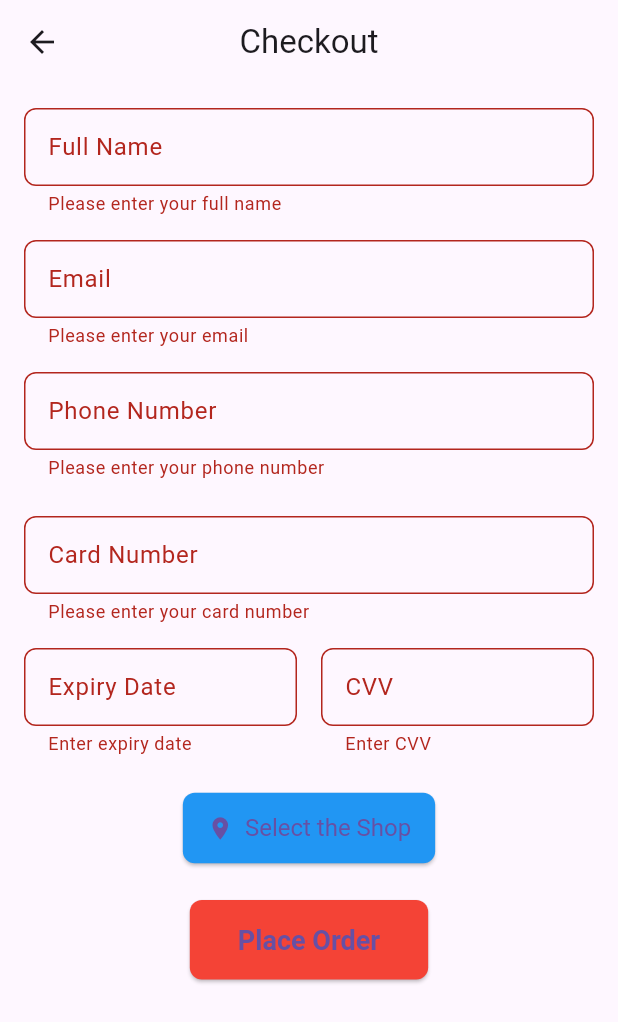
After one commit to Mohrimz/FinalMAD, a Flutter app: the CheckoutForm screen opened directly, after a tap on "Place Order", on a phone screen of 412 x 824 dp. The commit adds this screen. Shown: the top 1022 px of the screen. Run offline on Flutter 3.47's test engine with Material 3 defaults, Android fonts, the phone set to English and light mode, and no system bars; our stand-ins replace geocoding, geolocator; network calls fail.

Commit message:
Location

```diff
--- /dev/null
+++ b/lib/screens/checkout_form.dart
@@ -0,0 +1,427 @@
+// checkout_form.dart
+
+import 'package:flutter/material.dart';
+import 'package:geocoding/geocoding.dart';
+import 'package:geolocator/geolocator.dart';
+
+// Dummy welcome screen for redirection. Replace with your actual welcome screen.
+class WelcomeScreen extends StatelessWidget {
+  @override
+  Widget build(BuildContext context) {
+    return Scaffold(
+      // You can style this as needed.
+      appBar: AppBar(title: Text('Welcome')),
+      body: Center(
+        child: Text(
+          'Welcome!',
+          style: TextStyle(fontSize: 24, fontWeight: FontWeight.bold),
+        ),
+      ),
+    );
+  }
+}
+
+class CheckoutForm extends StatefulWidget {
+  @override
+  _CheckoutFormState createState() => _CheckoutFormState();
+}
+
+class _CheckoutFormState extends State<CheckoutForm> {
+  final _formKey = GlobalKey<FormState>();
+
+  // Controllers for form fields.
+  final TextEditingController _nameController    = TextEditingController();
+  final TextEditingController _emailController   = TextEditingController();
+  final TextEditingController _phoneController   = TextEditingController();
+  final TextEditingController _cardNumberController = TextEditingController();
+  final TextEditingController _expiryController  = TextEditingController();
+  final TextEditingController _cvvController     = TextEditingController();
+
+  // State variables for location info.
+  bool _isCalculating = false;
+  bool _locationInfoVisible = false;
+  List<Map<String, dynamic>> _locationDistances = [];
+  Position? _userPosition;
+  String? _userAddress;
+  Map<String, dynamic>? _selectedShop;
+
+  // Fixed shop locations.
+  final Map<String, dynamic> _locationA = {
+    'name': 'Best Trends (Kollupitiya) A',
+    'latitude': 6.875138,
+    'longitude': 79.877484,
+    'address': "WV5F+8H2, Gregory's Ave, Colombo 00700",
+  };
+
+  final Map<String, dynamic> _locationB = {
+    'name': 'Shop B',
+    'latitude': 6.912121,
+    'longitude': 79.880407,
+    'address': "VVX6+RXH, Philip Gunewardena Mawatha, Colombo 00700",
+  };
+
+  @override
+  void dispose() {
+    _nameController.dispose();
+    _emailController.dispose();
+    _phoneController.dispose();
+    _cardNumberController.dispose();
+    _expiryController.dispose();
+    _cvvController.dispose();
+    super.dispose();
+  }
+
+  /// Toggles the display of location info.
+  ///
+  /// If visible, it hides it; if hidden, it fetches the device's current location,
+  /// reverse-geocodes it, calculates distances to the shops, and then shows the info.
+  Future<void> _fetchLocationAndCalculateDistances() async {
+    if (_locationInfoVisible) {
+      setState(() {
+        _locationInfoVisible = false;
+        _userPosition = null;
+        _locationDistances = [];
+        _userAddress = null;
+        _selectedShop = null;
+      });
+      return;
+    }
+
+    setState(() {
+      _isCalculating = true;
+      _locationDistances = [];
+      _userAddress = null;
+      _selectedShop = null;
+    });
+
+    try {
+      // Request the device's current position.
+      Position position = await Geolocator.getCurrentPosition(
+        desiredAccuracy: LocationAccuracy.high,
+      );
+      _userPosition = position;
+
+      // Reverse geocode to get the formatted address.
+      List<Placemark> placemarks =
+          await placemarkFromCoordinates(position.latitude, position.longitude);
+      if (placemarks.isNotEmpty) {
+        Placemark place = placemarks.first;
+        _userAddress =
+            "${place.name ?? ''} ${place.street ?? ''}, ${place.locality ?? ''}, ${place.administrativeArea ?? ''} ${place.postalCode ?? ''}, ${place.country ?? ''}";
+      } else {
+        _userAddress = "Address not found";
+      }
+
+      // Calculate distances from the user's location to each shop.
+      double distanceA = Geolocator.distanceBetween(
+        position.latitude,
+        position.longitude,
+        _locationA['latitude'],
+        _locationA['longitude'],
+      );
+      double distanceB = Geolocator.distanceBetween(
+        position.latitude,
+        position.longitude,
+        _locationB['latitude'],
+        _locationB['longitude'],
+      );
+
+      // Build list of shop info.
+      List<Map<String, dynamic>> distances = [
+        {
+          'name': _locationA['name'],
+          'distance': distanceA,
+          'address': _locationA['address'],
+        },
+        {
+          'name': _locationB['name'],
+          'distance': distanceB,
+          'address': _locationB['address'],
+        },
+      ];
+      distances.sort((a, b) => a['distance'].compareTo(b['distance']));
+
+      setState(() {
+        _locationDistances = distances;
+        _locationInfoVisible = true;
+      });
+    } catch (e) {
+      ScaffoldMessenger.of(context).showSnackBar(
+        SnackBar(content: Text('Error retrieving location: ${e.toString()}')),
+      );
+    } finally {
+      setState(() {
+        _isCalculating = false;
+      });
+    }
+  }
+
+  void _placeOrder() {
+    if (_formKey.currentState!.validate()) {
+      if (_selectedShop == null) {
+        ScaffoldMessenger.of(context).showSnackBar(
+          SnackBar(content: Text('Please select a shop before placing the order.')),
+        );
+        return;
+      }
+      // Process the order here.
+      // Then, redirect to the WelcomeScreen.
+      Navigator.pushReplacement(
+        context,
+        MaterialPageRoute(builder: (context) => WelcomeScreen()),
+      );
+    }
+  }
+
+  /// Builds the shop selection buttons.
+  Widget _buildShopButtons() {
+    if (_locationDistances.isEmpty) return SizedBox.shrink();
+    return Column(
+      crossAxisAlignment: CrossAxisAlignment.stretch,
+      children: _locationDistances.map((shop) {
+        double distanceInKm = shop['distance'] / 1000;
+        bool isSelected = _selectedShop != null &&
+            _selectedShop!['name'] == shop['name'];
+        return Container(
+          margin: const EdgeInsets.symmetric(vertical: 4),
+          child: OutlinedButton(
+            style: OutlinedButton.styleFrom(
+              backgroundColor: isSelected ? Colors.lightBlueAccent : Colors.white,
+              side: BorderSide(
+                color: isSelected ? Colors.blue : Colors.grey,
+                width: 2,
+              ),
+              padding: EdgeInsets.symmetric(vertical: 12, horizontal: 8),
+            ),
+            onPressed: () {
+              setState(() {
+                _selectedShop = shop;
+              });
+            },
+            child: Column(
+              crossAxisAlignment: CrossAxisAlignment.start,
+              children: [
+                Text(
+                  "${shop['name']} - ${distanceInKm.toStringAsFixed(2)} km away",
+                  style: TextStyle(
+                    fontWeight: FontWeight.bold,
+                    color: isSelected ? Colors.white : Colors.black,
+                  ),
+                ),
+                SizedBox(height: 4),
+                Text(
+                  shop['address'],
+                  style: TextStyle(
+                    fontSize: 14,
+                    color: isSelected ? Colors.white : Colors.black87,
+                  ),
+                ),
+              ],
+            ),
+          ),
+        );
+      }).toList(),
+    );
+  }
+
+  /// Builds the card displaying the user's address and shop selection.
+  Widget _buildLocationInfo() {
+    if (!_locationInfoVisible) return SizedBox.shrink();
+    return Card(
+      margin: EdgeInsets.symmetric(vertical: 16),
+      elevation: 3,
+      shape: RoundedRectangleBorder(borderRadius: BorderRadius.circular(10)),
+      child: Padding(
+        padding: const EdgeInsets.all(16),
+        child: Column(
+          crossAxisAlignment: CrossAxisAlignment.start,
+          children: [
+            Text('Your Address:',
+                style: TextStyle(fontWeight: FontWeight.bold, fontSize: 16)),
+            SizedBox(height: 4),
+            Text(
+              _userAddress ?? 'Not available',
+              style: TextStyle(fontSize: 15),
+            ),
+            Divider(height: 24, thickness: 1),
+            Text('Select a Shop:',
+                style: TextStyle(fontWeight: FontWeight.bold, fontSize: 16)),
+            SizedBox(height: 4),
+            _buildShopButtons(),
+          ],
+        ),
+      ),
+    );
+  }
+
+  /// Builds a styled input field with common decoration.
+  Widget _buildInputField({
+    required String label,
+    required TextEditingController controller,
+    required String? Function(String?) validator,
+    TextInputType keyboardType = TextInputType.text,
+    String? hintText,
+  }) {
+    return TextFormField(
+      controller: controller,
+      decoration: InputDecoration(
+        labelText: label,
+        hintText: hintText,
+        border: OutlineInputBorder(borderRadius: BorderRadius.circular(8)),
+        contentPadding: EdgeInsets.symmetric(horizontal: 12, vertical: 14),
+      ),
+      keyboardType: keyboardType,
+      validator: validator,
+    );
+  }
+
+  @override
+  Widget build(BuildContext context) {
+    return Scaffold(
+      appBar: AppBar(
+        title: Text('Checkout'),
+        centerTitle: true,
+      ),
+      body: SingleChildScrollView(
+        padding: const EdgeInsets.all(16),
+        child: Form(
+          key: _formKey,
+          child: Column(
+            children: [
+              // Personal Information Section
+              _buildInputField(
+                label: 'Full Name',
+                controller: _nameController,
+                validator: (value) {
+                  if (value == null || value.trim().isEmpty) {
+                    return 'Please enter your full name';
+                  }
+                  return null;
+                },
+              ),
+              SizedBox(height: 16),
+              _buildInputField(
+                label: 'Email',
+                controller: _emailController,
+                keyboardType: TextInputType.emailAddress,
+                validator: (value) {
+                  if (value == null || value.trim().isEmpty) {
+                    return 'Please enter your email';
+                  }
+                  if (!RegExp(r'^[^@]+@[^@]+\.[^@]+').hasMatch(value.trim())) {
+                    return 'Please enter a valid email';
+                  }
+                  return null;
+                },
+              ),
+              SizedBox(height: 16),
+              _buildInputField(
+                label: 'Phone Number',
+                controller: _phoneController,
+                keyboardType: TextInputType.phone,
+                validator: (value) {
+                  if (value == null || value.trim().isEmpty) {
+                    return 'Please enter your phone number';
+                  }
+                  return null;
+                },
+              ),
+              SizedBox(height: 24),
+              // Payment Information Section
+              _buildInputField(
+                label: 'Card Number',
+                controller: _cardNumberController,
+                keyboardType: TextInputType.number,
+                validator: (value) {
+                  if (value == null || value.trim().isEmpty) {
+                    return 'Please enter your card number';
+                  }
+                  String cardNum = value.replaceAll(' ', '');
+                  if (cardNum.length < 16) {
+                    return 'Please enter a valid card number';
+                  }
+                  return null;
+                },
+              ),
+              SizedBox(height: 16),
+              Row(
+                children: [
+                  Expanded(
+                    child: _buildInputField(
+                      label: 'Expiry Date',
+                      hintText: 'MM/YY',
+                      controller: _expiryController,
+                      keyboardType: TextInputType.datetime,
+                      validator: (value) {
+                        if (value == null || value.trim().isEmpty) {
+                          return 'Enter expiry date';
+                        }
+                        if (!RegExp(r'^(0[1-9]|1[0-2])\/\d{2}$')
+                            .hasMatch(value.trim())) {
+                          return 'Enter a valid expiry date';
+                        }
+                        return null;
+                      },
+                    ),
+                  ),
+                  SizedBox(width: 16),
+                  Expanded(
+                    child: _buildInputField(
+                      label: 'CVV',
+                      controller: _cvvController,
+                      keyboardType: TextInputType.number,
+                      validator: (value) {
+                        if (value == null || value.trim().isEmpty) {
+                          return 'Enter CVV';
+                        }
+                        if (value.trim().length < 3) {
+                          return 'CVV must be at least 3 digits';
+                        }
+                        return null;
+                      },
+                    ),
+                  ),
+                ],
+              ),
+              SizedBox(height: 24),
+              // Get My Address and Nearest Shop button.
+              ElevatedButton.icon(
+                onPressed: _fetchLocationAndCalculateDistances,
+                icon: Icon(Icons.location_on),
+                label: Text('Select the Shop'),
+                style: ElevatedButton.styleFrom(
+                  backgroundColor: Colors.blue,
+                  padding: EdgeInsets.symmetric(vertical: 14, horizontal: 16),
+                  textStyle: TextStyle(fontSize: 16),
+                  shape: RoundedRectangleBorder(
+                    borderRadius: BorderRadius.circular(8),
+                  ),
+                ),
+              ),
+              // Display location info and shop selection if available.
+              _isCalculating
+                  ? Padding(
+                      padding: const EdgeInsets.all(16.0),
+                      child: CircularProgressIndicator(),
+                    )
+                  : _buildLocationInfo(),
+              SizedBox(height: 24),
+              ElevatedButton(
+                onPressed: _placeOrder,
+                child: Text('Place Order'),
+                style: ElevatedButton.styleFrom(
+                  backgroundColor: Colors.red,
+                  padding: EdgeInsets.symmetric(vertical: 16, horizontal: 32),
+                  textStyle: TextStyle(fontSize: 18, fontWeight: FontWeight.bold),
+                  shape: RoundedRectangleBorder(
+                    borderRadius: BorderRadius.circular(8),
+                  ),
+                ),
+              ),
+            ],
+          ),
+        ),
+      ),
+    );
+  }
+}
```
Also changed, not shown: lib/models/product_model.dart (+46 -4 lines), lib/screens/cart_screen.dart (+7 -13 lines).
